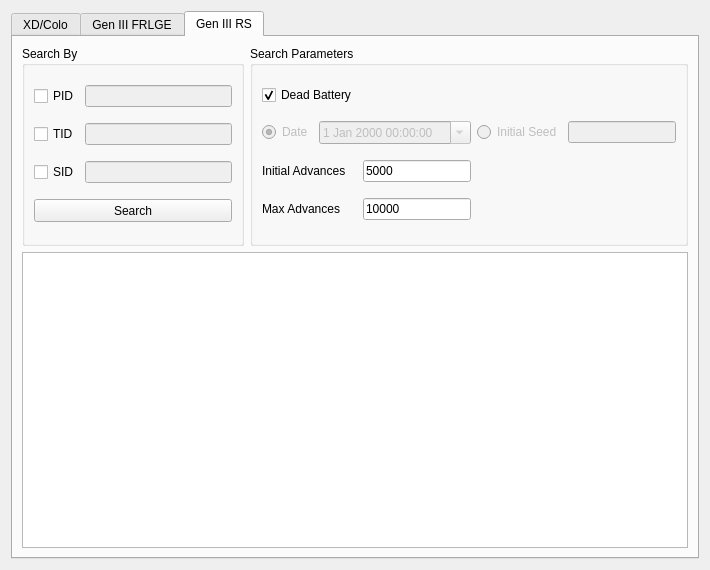
This is Source/Forms/Gen3/IDs3.ui in Admiral-Fish/PokeFinder as Qt 5 draws it before an edit. The edited form follows.
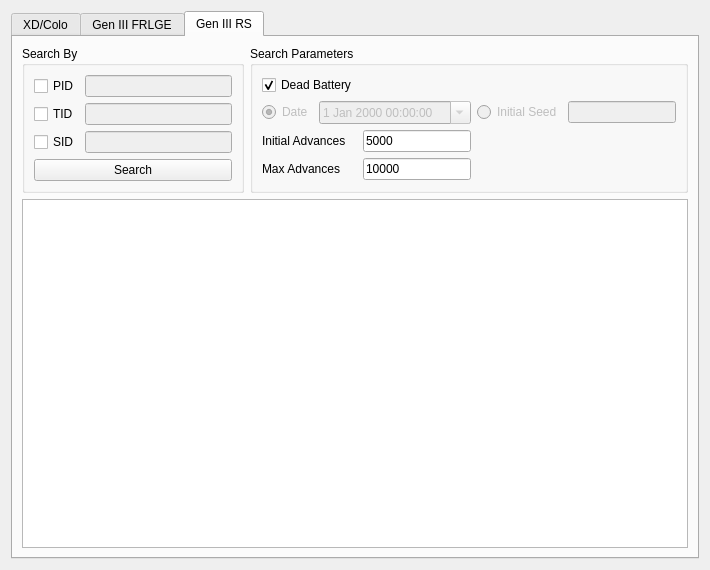
This is the edited form. The open tabs and pages were chosen to show the change. Custom widgets are drawn as their Qt base class.

```diff
--- a/Source/Forms/Gen3/IDs3.ui
+++ b/Source/Forms/Gen3/IDs3.ui
@@ -10,12 +10,6 @@
     <height>570</height>
    </rect>
   </property>
-  <property name="minimumSize">
-   <size>
-    <width>710</width>
-    <height>570</height>
-   </size>
-  </property>
   <property name="windowTitle">
    <string>Gen 3 TID\SID</string>
   </property>
@@ -288,12 +282,6 @@
       <layout class="QGridLayout" name="gridLayout_10">
        <item row="0" column="0">
         <widget class="QGroupBox" name="groupBoxRSSearchBy">
-         <property name="minimumSize">
-          <size>
-           <width>200</width>
-           <height>200</height>
-          </size>
-         </property>
          <property name="title">
           <string>Search By</string>
          </property>
@@ -351,12 +339,6 @@
           </item>
           <item row="3" column="0" colspan="2">
            <widget class="QPushButton" name="pushButtonRSSearch">
-            <property name="minimumSize">
-             <size>
-              <width>0</width>
-              <height>23</height>
-             </size>
-            </property>
             <property name="text">
              <string>Search</string>
             </property>
```
